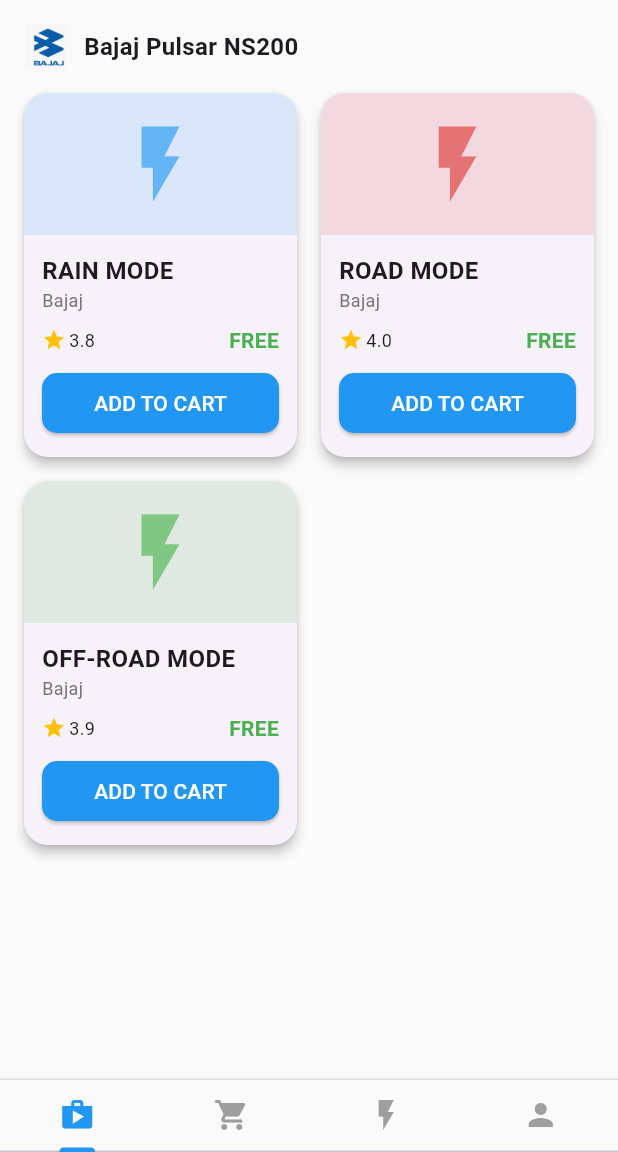
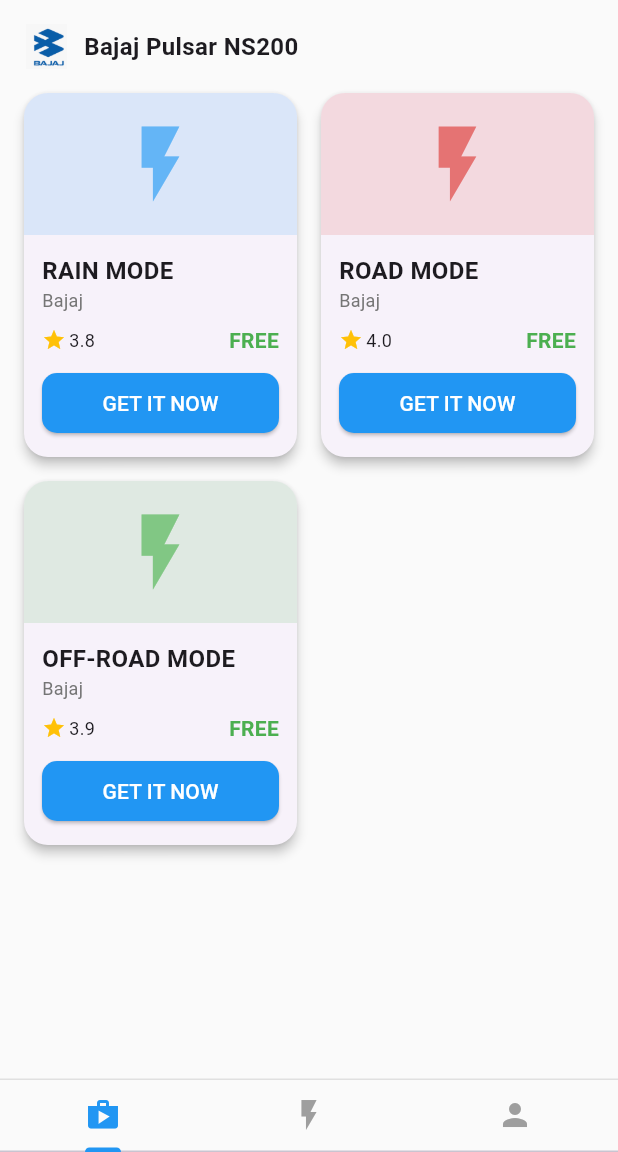
Before and after one commit to srirammohan2002/calibrationshop, a Flutter app: the screen it shows after launch, on a phone screen of 412 x 824 dp, the part 84-1236 px from its top. Run offline on Flutter 3.47's test engine with Material 3 defaults, Android fonts, the phone set to English and light mode, and no system bars; drawn by our look-alikes of flutter_animate; our stand-ins replace file_picker.

Commit message:
Update main.dart

```diff
--- a/lib/main.dart
+++ b/lib/main.dart
@@ -3,7 +3,6 @@ import 'package:http/http.dart' as http;
 import 'package:flutter_animate/flutter_animate.dart';
 import 'package:file_picker/file_picker.dart';
 import 'dart:io';
-//import 'package:cached_network_image/cached_network_image.dart';
 
 void main() {
   runApp(const CalibrationShopApp());
@@ -31,7 +30,7 @@ class CalibrationShopApp extends StatelessWidget {
             fontWeight: FontWeight.bold,
           ),
         ),
-        cardTheme: CardThemeData(
+        cardTheme: CardTheme(
           elevation: 2,
           margin: EdgeInsets.zero,
           shape: RoundedRectangleBorder(
@@ -56,10 +55,9 @@ class _MainScreenState extends State<MainScreen>
   late TabController _tabController;
   final TextEditingController _ipController =
       TextEditingController(text: '172.20.10.5');
-  String _currentSuspensionMode = 'MODE 1';
+  String _currentSuspensionMode = 'MODE 0';
   Color _currentModeColor = Colors.green;
 
-  final List<CalibrationFile> _cartItems = [];
   final List<CalibrationFile> _purchasedItems = [];
   final List<CalibrationFile> _activeCalibrations = [];
 
@@ -125,12 +123,11 @@ class _MainScreenState extends State<MainScreen>
           description: 'Relax',
           price: 0.9,
           rating: 4.7,
-          // monthlyPrice: '15/month',
           hexUrl: 'https://...track_pro.hex',
           image: 'assets/track_mode.png',
           color: const Color(0xFFFF5252),
           company: 'Bajaj',
-          isPremium: true, // This is still marked as premium
+          isPremium: true,
           compatibleModels: ['Pulsar RS200', 'Dominar 400'],
         ),
         CalibrationFile(
@@ -139,7 +136,6 @@ class _MainScreenState extends State<MainScreen>
           description: 'Optimized for challenging terrain',
           rating: 4.8,
           price: 0.6,
-          //monthlyPrice: '30/month',
           hexUrl: 'https://...Adventure.hex',
           image: 'assets/Adventure_mode.png',
           color: const Color(0xffe15454),
@@ -184,7 +180,6 @@ class _MainScreenState extends State<MainScreen>
           description: 'Optimized for challenging terrain',
           rating: 4.8,
           price: 200,
-          //monthlyPrice: '30/month',
           hexUrl: 'https://...Adventure.hex',
           image: 'assets/Adventure_mode.png',
           color: const Color(0xffe15454),
@@ -216,21 +211,21 @@ class _MainScreenState extends State<MainScreen>
 
   final List<Map<String, dynamic>> _suspensionModes = [
     {
-      'name': 'MODE 0',
+      'name': 'RAIN_MODE',
       'description': 'Soft suspension for maximum comfort',
       'icon': Icons.airline_seat_recline_normal,
       'color': Colors.blue,
       'mode': 'MODE 0'
     },
     {
-      'name': 'MODE 1',
+      'name': 'ROAD_MODE',
       'description': 'Balanced ride quality and handling',
       'icon': Icons.directions_car,
       'color': Colors.green,
       'mode': 'MODE 1'
     },
     {
-      'name': 'MODE 2',
+      'name': 'OFF-ROAD_MODE',
       'description': 'Aggressive driving',
       'icon': Icons.speed,
       'color': Colors.red,
@@ -241,7 +236,7 @@ class _MainScreenState extends State<MainScreen>
   @override
   void initState() {
     super.initState();
-    _tabController = TabController(length: 4, vsync: this);
+    _tabController = TabController(length: 3, vsync: this);
   }
 
   @override
@@ -264,7 +259,7 @@ class _MainScreenState extends State<MainScreen>
         actions: [
           IconButton(
             icon: const Icon(Icons.account_circle),
-            onPressed: () => _tabController.animateTo(3),
+            onPressed: () => _tabController.animateTo(2),
           ),
         ],
       ),
@@ -272,7 +267,6 @@ class _MainScreenState extends State<MainScreen>
         controller: _tabController,
         children: [
           _buildShopTab(),
-          _buildCartTab(),
           _buildFlashTab(),
           _buildProfileTab(),
         ],
@@ -289,7 +283,6 @@ class _MainScreenState extends State<MainScreen>
           indicatorColor: Colors.blue,
           tabs: const [
             Tab(icon: Icon(Icons.shop)),
-            Tab(icon: Icon(Icons.shopping_cart)),
             Tab(icon: Icon(Icons.flash_on)),
             Tab(icon: Icon(Icons.person)),
           ],
@@ -299,13 +292,11 @@ class _MainScreenState extends State<MainScreen>
   }
 
   Widget _buildShopTab() {
-    // Get the current company
     final currentCompany = bikeCompanies.firstWhere(
       (company) => company.name == _userProfile.bikeCompany,
       orElse: () => bikeCompanies.first,
     );
 
-    // Get compatible calibrations
     final companyCalibrations = currentCompany.calibrations
         .where((cal) =>
             cal.compatibleModels.isEmpty ||
@@ -317,7 +308,6 @@ class _MainScreenState extends State<MainScreen>
       child: Column(
         crossAxisAlignment: CrossAxisAlignment.start,
         children: [
-          // Brand header with logo
           Row(
             children: [
               Image.asset(
@@ -336,8 +326,6 @@ class _MainScreenState extends State<MainScreen>
             ],
           ),
           const SizedBox(height: 16),
-
-          // Calibration cards
           Expanded(
             child: companyCalibrations.isEmpty
                 ? const Center(
@@ -359,7 +347,7 @@ class _MainScreenState extends State<MainScreen>
                       return CalibrationCard(
                         file: companyCalibrations[index],
                         onPurchase: () =>
-                            _addToCart(companyCalibrations[index]),
+                            _purchaseItem(companyCalibrations[index]),
                       ).animate().fadeIn(delay: (100 * index).ms);
                     },
                   ),
@@ -367,110 +355,6 @@ class _MainScreenState extends State<MainScreen>
         ],
       ),
     );
-  }
-
-  Widget _buildCartTab() {
-    return _cartItems.isEmpty
-        ? Center(
-            child: Column(
-              mainAxisAlignment: MainAxisAlignment.center,
-              children: [
-                Icon(Icons.shopping_cart_outlined,
-                    size: 64, color: Colors.grey),
-                const SizedBox(height: 16),
-                const Text('Your cart is empty',
-                    style: TextStyle(fontSize: 18, color: Colors.grey)),
-              ],
-            ),
-          )
-        : Column(
-            children: [
-              Expanded(
-                child: ListView.builder(
-                  padding: const EdgeInsets.all(16),
-                  itemCount: _cartItems.length,
-                  itemBuilder: (context, index) {
-                    final item = _cartItems[index];
-                    return Card(
-                      shape: RoundedRectangleBorder(
-                        borderRadius: BorderRadius.circular(12),
-                      ),
-                      child: ListTile(
-                        leading: Container(
-                          width: 50,
-                          height: 50,
-                          decoration: BoxDecoration(
-                            color: item.color.withOpacity(0.2),
-                            shape: BoxShape.circle,
-                          ),
-                          child: Center(
-                              child: Icon(Icons.flash_on, color: item.color)),
-                        ),
-                        title: Text(item.name),
-                        subtitle: Column(
-                          crossAxisAlignment: CrossAxisAlignment.start,
-                          children: [
-                            Text(item.isPremium
-                                ? '₹${(item.price * 70).toStringAsFixed(0)}/month'
-                                : 'FREE'),
-                            Text(item.company,
-                                style: const TextStyle(fontSize: 12)),
-                          ],
-                        ),
-                        trailing: IconButton(
-                          icon: const Icon(Icons.delete, color: Colors.red),
-                          onPressed: () => _removeFromCart(index),
-                        ),
-                      ),
-                    );
-                  },
-                ),
-              ),
-              Container(
-                padding: const EdgeInsets.all(16),
-                decoration: BoxDecoration(
-                  color: Colors.white,
-                  boxShadow: [
-                    BoxShadow(
-                      color: Colors.grey.withOpacity(0.2),
-                      spreadRadius: 2,
-                      blurRadius: 8,
-                      offset: const Offset(0, -3),
-                    ),
-                  ],
-                ),
-                child: Column(
-                  children: [
-                    Row(
-                      mainAxisAlignment: MainAxisAlignment.spaceBetween,
-                      children: [
-                        const Text('Total:',
-                            style: TextStyle(fontWeight: FontWeight.bold)),
-                        Text(
-                          '₹${(_cartItems.fold(0.0, (double sum, item) => sum + (item.price * 70)).toStringAsFixed(0))}/month',
-                          style: const TextStyle(
-                              fontWeight: FontWeight.bold, fontSize: 18),
-                        ),
-                      ],
-                    ),
-                    const SizedBox(height: 16),
-                    ElevatedButton.icon(
-                      onPressed: _checkout,
-                      icon: const Icon(Icons.payment),
-                      label: const Text('CHECKOUT'),
-                      style: ElevatedButton.styleFrom(
-                        minimumSize: const Size(double.infinity, 50),
-                        shape: RoundedRectangleBorder(
-                          borderRadius: BorderRadius.circular(12),
-                        ),
-                        backgroundColor: Color(0xffc1afe0),
-                      ),
-                    ),
-                  ],
-                ),
-              ),
-            ],
-          );
   }
 
   Widget _buildFlashTab() {
@@ -591,7 +475,6 @@ class _MainScreenState extends State<MainScreen>
         padding: const EdgeInsets.all(16.0),
         child: Column(
           children: [
-            // Profile Header Card
             Card(
               elevation: 2,
               shape: RoundedRectangleBorder(
@@ -649,8 +532,6 @@ class _MainScreenState extends State<MainScreen>
               ),
             ),
             const SizedBox(height: 16),
-
-            // Bike Information Card with Fixed Overflow
             Card(
               elevation: 2,
               shape: RoundedRectangleBorder(
@@ -669,8 +550,6 @@ class _MainScreenState extends State<MainScreen>
                       ),
                     ),
                     const SizedBox(height: 16),
-
-                    // Brand Selection Dropdown
                     ConstrainedBox(
                       constraints: const BoxConstraints(
                         minWidth: double.infinity,
@@ -722,8 +601,6 @@ class _MainScreenState extends State<MainScreen>
                       ),
                     ),
                     const SizedBox(height: 16),
-
-                    // Model Selection Dropdown
                     ConstrainedBox(
                       constraints: const BoxConstraints(
                         minWidth: double.infinity,
@@ -764,8 +641,6 @@ class _MainScreenState extends State<MainScreen>
                       ),
                     ),
                     const SizedBox(height: 16),
-
-                    // Custom Bike Image Upload
                     if (_userProfile.bikeModel == 'Custom Bike') ...[
                       OutlinedButton.icon(
                         onPressed: _pickBikeImage,
@@ -794,8 +669,6 @@ class _MainScreenState extends State<MainScreen>
               ),
             ),
             const SizedBox(height: 16),
-
-            // ESP32 Connection and Upload Section
             Card(
               elevation: 2,
               shape: RoundedRectangleBorder(
@@ -848,8 +721,6 @@ class _MainScreenState extends State<MainScreen>
               ),
             ),
             const SizedBox(height: 16),
-
-            // Purchase History Card
             Card(
               elevation: 2,
               shape: RoundedRectangleBorder(
@@ -919,43 +790,19 @@ class _MainScreenState extends State<MainScreen>
     );
   }
 
-  void _addToCart(CalibrationFile file) {
+  void _purchaseItem(CalibrationFile file) {
     setState(() {
-      _cartItems.add(file);
-      _tabController.animateTo(1);
+      _purchasedItems.add(file);
+      _tabController.animateTo(1); // Navigate to flash tab after purchase
     });
 
     ScaffoldMessenger.of(context).showSnackBar(
       SnackBar(
-        content: Text('${file.name} added to cart'),
+        content: Text('${file.name} purchased successfully!'),
+        backgroundColor: Colors.green,
         behavior: SnackBarBehavior.floating,
         shape: RoundedRectangleBorder(
           borderRadius: BorderRadius.circular(10),
-        ),
-      ),
-    );
-  }
-
-  void _removeFromCart(int index) {
-    setState(() {
-      _cartItems.removeAt(index);
-    });
-  }
-
-  void _checkout() {
-    setState(() {
-      _purchasedItems.addAll(_cartItems);
-      _cartItems.clear();
-      _tabController.animateTo(2);
-    });
-
-    ScaffoldMessenger.of(context).showSnackBar(
-      const SnackBar(
-        content: Text('Purchase successful!'),
-        backgroundColor: Colors.green,
-        behavior: SnackBarBehavior.floating,
-        shape: RoundedRectangleBorder(
-          borderRadius: BorderRadius.all(Radius.circular(10)),
         ),
       ),
     );
@@ -971,15 +818,13 @@ class _MainScreenState extends State<MainScreen>
     );
 
     try {
-      // Determine corresponding suspension mode
-      String suspensionMode = 'MODE 1'; // Default to road mode
+      String suspensionMode = 'MODE 1';
       if (file.name.toLowerCase().contains('rain')) {
         suspensionMode = 'MODE 0';
       } else if (file.name.toLowerCase().contains('off-road')) {
         suspensionMode = 'MODE 2';
       }
 
-      // Flash ABS calibration
       final absResponse = await http.post(
         Uri.parse('http://${_ipController.text}/flash'),
         body: {'hex_url': file.hexUrl},
@@ -989,17 +834,15 @@ class _MainScreenState extends State<MainScreen>
         throw Exception('Failed to flash ABS: ${absResponse.body}');
       }
 
-      // Flash corresponding suspension mode
       final suspensionResponse = await http.post(
         Uri.parse('http://${_ipController.text}/suspension'),
         body: {'mode': suspensionMode},
       );
 
       if (suspensionResponse.statusCode == 200) {
-        // Find the suspension mode details to update UI
         final mode = _suspensionModes.firstWhere(
           (m) => m['mode'] == suspensionMode,
-          orElse: () => _suspensionModes[1], // Default to MODE 1 if not found
+          orElse: () => _suspensionModes[1],
         );
 
         setState(() {
@@ -1390,7 +1233,8 @@ class CalibrationCard extends StatelessWidget {
                           borderRadius: BorderRadius.circular(10),
                         ),
                       ),
-                      child: Text(file.isPremium ? 'SUBSCRIBE' : 'ADD TO CART'),
+                      child:
+                          Text(file.isPremium ? 'SUBSCRIBE NOW' : 'GET IT NOW'),
                     ),
                   ),
                 ],
```
